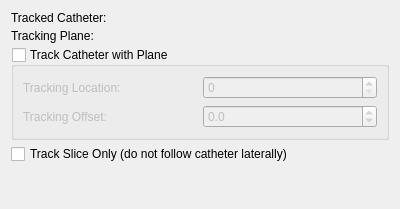
Old version of the form Plugins/CathTracking/CathTracking.ui in the repository pengwg/vurtigo.
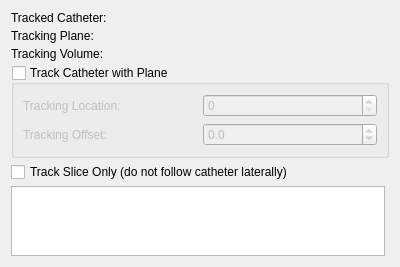
New version of the form.

Commit message: Added volume catheter-following to the Cath Tracking plugin

Diff of the .ui file:
```diff
--- a/Plugins/CathTracking/CathTracking.ui
+++ b/Plugins/CathTracking/CathTracking.ui
@@ -31,7 +31,7 @@
      </property>
     </widget>
    </item>
-   <item row="2" column="0" colspan="2">
+   <item row="3" column="0" colspan="2">
     <widget class="QGroupBox" name="trackGroupBox">
      <property name="title">
       <string>Track Catheter with Plane</string>
@@ -82,25 +82,26 @@
     </widget>
    </item>
    <item row="4" column="0">
-    <spacer name="verticalSpacer">
-     <property name="orientation">
-      <enum>Qt::Vertical</enum>
-     </property>
-     <property name="sizeHint" stdset="0">
-      <size>
-       <width>20</width>
-       <height>40</height>
-      </size>
-     </property>
-    </spacer>
-   </item>
-   <item row="3" column="0">
     <widget class="QCheckBox" name="sliceOnlyCheckBox">
      <property name="text">
       <string>Track Slice Only (do not follow catheter laterally)</string>
      </property>
     </widget>
    </item>
+   <item row="2" column="0">
+    <widget class="QLabel" name="label_5">
+     <property name="text">
+      <string>Tracking Volume: </string>
+     </property>
+    </widget>
+   </item>
+   <item row="5" column="0">
+    <widget class="QTextEdit" name="trackedPairs">
+     <property name="readOnly">
+      <bool>true</bool>
+     </property>
+    </widget>
+   </item>
   </layout>
  </widget>
  <resources/>
```
The commit also changes 9 other files.
